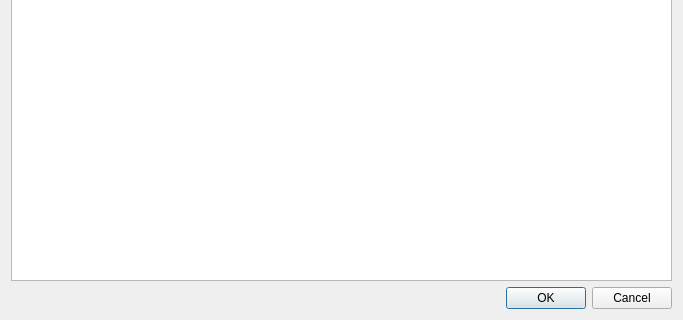
Qt form headdialog.ui (QTinman/GAnalyzer) before a commit; both pictures show x 0 to 683 and y 138 to 458 of the 683 by 458 pixel window.
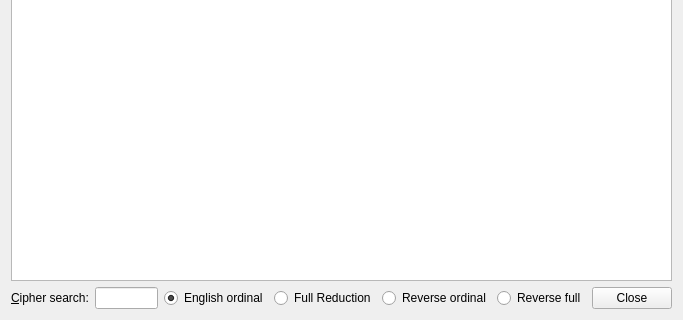
The same form after that commit.

The edit to the form file:
```diff
--- a/headdialog.ui
+++ b/headdialog.ui
@@ -13,19 +13,71 @@
   <property name="windowTitle">
    <string>Dialog</string>
   </property>
-  <layout class="QGridLayout" name="gridLayout">
-   <item row="1" column="0">
-    <widget class="QDialogButtonBox" name="buttonBox">
-     <property name="orientation">
-      <enum>Qt::Horizontal</enum>
-     </property>
-     <property name="standardButtons">
-      <set>QDialogButtonBox::Cancel|QDialogButtonBox::Ok</set>
-     </property>
-    </widget>
-   </item>
+  <layout class="QGridLayout" name="gridLayout_2">
    <item row="0" column="0">
-    <widget class="QListView" name="listView"/>
+    <widget class="QTextBrowser" name="textBrowser"/>
+   </item>
+   <item row="1" column="0">
+    <layout class="QGridLayout" name="gridLayout">
+     <item row="2" column="2">
+      <widget class="QRadioButton" name="englisordinal">
+       <property name="text">
+        <string>English ordinal</string>
+       </property>
+       <property name="checked">
+        <bool>true</bool>
+       </property>
+      </widget>
+     </item>
+     <item row="2" column="3">
+      <widget class="QRadioButton" name="fullreduction">
+       <property name="text">
+        <string>Full Reduction</string>
+       </property>
+      </widget>
+     </item>
+     <item row="2" column="1">
+      <widget class="QLineEdit" name="lineEdit">
+       <property name="inputMask">
+        <string/>
+       </property>
+      </widget>
+     </item>
+     <item row="2" column="4">
+      <widget class="QRadioButton" name="reverseordinal">
+       <property name="text">
+        <string>Reverse ordinal</string>
+       </property>
+      </widget>
+     </item>
+     <item row="2" column="0">
+      <widget class="QLabel" name="label">
+       <property name="text">
+        <string>&amp;Cipher search:</string>
+       </property>
+       <property name="buddy">
+        <cstring>lineEdit</cstring>
+       </property>
+      </widget>
+     </item>
+     <item row="2" column="6">
+      <widget class="QPushButton" name="pushButton">
+       <property name="text">
+        <string>Close</string>
+       </property>
+       <property name="autoDefault">
+        <bool>false</bool>
+       </property>
+      </widget>
+     </item>
+     <item row="2" column="5">
+      <widget class="QRadioButton" name="reversefull">
+       <property name="text">
+        <string>Reverse full</string>
+       </property>
+      </widget>
+     </item>
+    </layout>
    </item>
   </layout>
  </widget>
```
Left out of the diff: 32 changed lines with no effect on the pictures.
